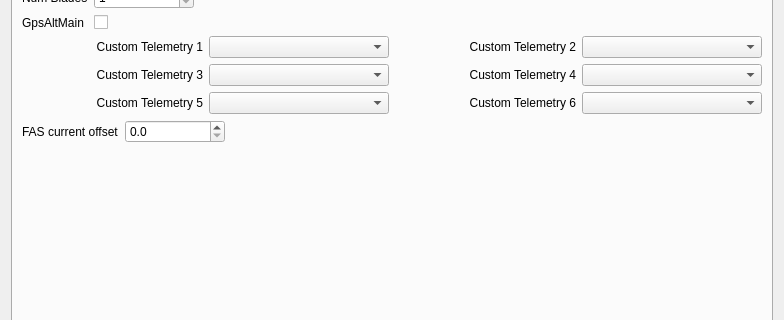
This is src/modeledit.ui in xhorizont/eepe as Qt 5 draws it before an edit; both pictures show x 0 to 784 and y 290 to 610 of the 784 by 707 pixel window. The edited form follows.
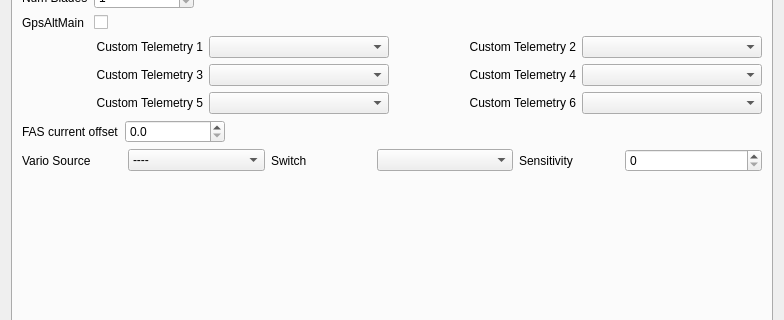
This is the edited form. The open tabs and pages were chosen to show the change. Icons and pictures are not drawn.

```diff
--- a/src/modeledit.ui
+++ b/src/modeledit.ui
@@ -9377,6 +9377,78 @@
          </item>
         </layout>
        </item>
+       <item>
+        <layout class="QGridLayout" name="gridLayout_9">
+         <item row="0" column="0">
+          <widget class="QLabel" name="label_161">
+           <property name="maximumSize">
+            <size>
+             <width>100</width>
+             <height>16777215</height>
+            </size>
+           </property>
+           <property name="text">
+            <string>Vario Source</string>
+           </property>
+          </widget>
+         </item>
+         <item row="0" column="1">
+          <widget class="QComboBox" name="VarioSourceCB">
+           <item>
+            <property name="text">
+             <string>----</string>
+            </property>
+           </item>
+           <item>
+            <property name="text">
+             <string>Vspd</string>
+            </property>
+           </item>
+           <item>
+            <property name="text">
+             <string>A2</string>
+            </property>
+           </item>
+          </widget>
+         </item>
+         <item row="0" column="2">
+          <widget class="QLabel" name="label_162">
+           <property name="maximumSize">
+            <size>
+             <width>100</width>
+             <height>16777215</height>
+            </size>
+           </property>
+           <property name="text">
+            <string>Switch</string>
+           </property>
+          </widget>
+         </item>
+         <item row="0" column="3">
+          <widget class="QComboBox" name="VarioSwitchCB"/>
+         </item>
+         <item row="0" column="4">
+          <widget class="QLabel" name="label_163">
+           <property name="maximumSize">
+            <size>
+             <width>100</width>
+             <height>16777215</height>
+            </size>
+           </property>
+           <property name="text">
+            <string>Sensitivity</string>
+           </property>
+          </widget>
+         </item>
+         <item row="0" column="5">
+          <widget class="QSpinBox" name="VarioSensitivitySB">
+           <property name="maximum">
+            <number>50</number>
+           </property>
+          </widget>
+         </item>
+        </layout>
+       </item>
        <item>
         <spacer name="verticalSpacer_2">
          <property name="orientation">
```
Left out of the diff: 23 changed lines with no effect on the pictures.
